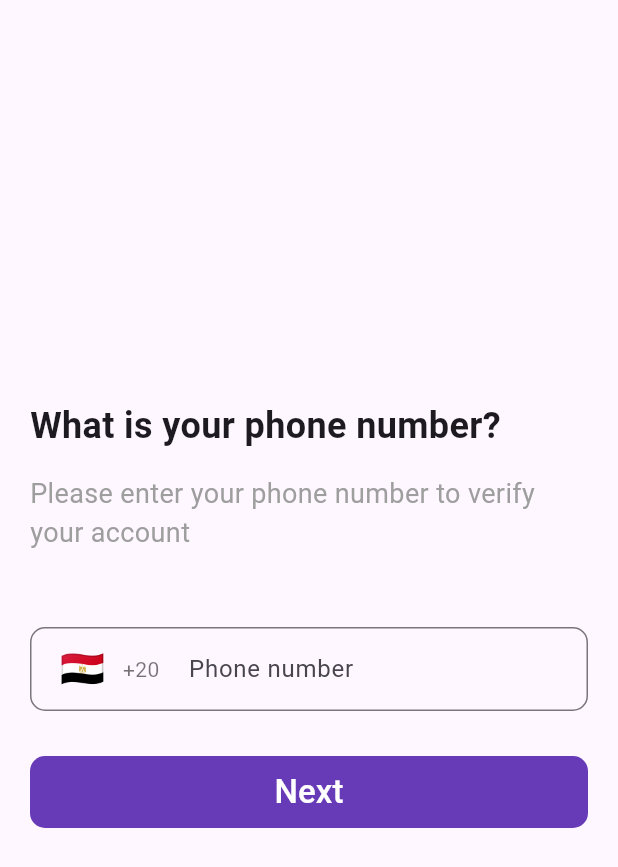
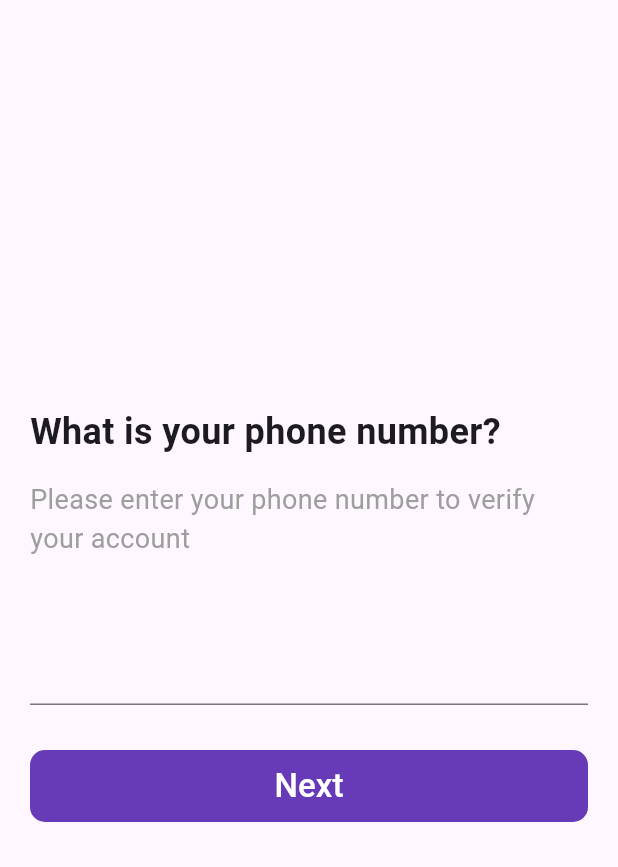
Before and after one commit to elsaraff/maps_chat_application, a Flutter app: the screen it shows after launch, on a phone screen of 412 x 824 dp. Shown: the top 867 px of the screen. Run offline on Flutter 3.47's test engine with Material 3 defaults, Android fonts, the phone set to English and light mode, and no system bars; drawn by our look-alikes of intl_phone_number_input; our stand-ins replace bloc, cloud_firestore, conditional_builder_null_safety, dio, firebase_auth, firebase_core and 10 more; missing offline and left inert: flutter_polyline_points; accounts and stored records are empty.

Commit message:
updates&fixes

```diff
--- a/lib/chats/chat_details_screen.dart
+++ b/lib/chats/chat_details_screen.dart
@@ -81,8 +81,8 @@ class ChatDetailsScreen extends StatelessWidget {
                                         AppCubit.get(context).messages.length,
                                   ),
                                 ),
-                            fallback: (context) => Expanded(
-                                    child: Column(children: const [
+                            fallback: (context) => const Expanded(
+                                    child: Column(children: [
                                   Spacer(),
                                   Center(
                                       child: Text('Start Chat...',
--- a/lib/screens/login_screen.dart
+++ b/lib/screens/login_screen.dart
@@ -4,18 +4,15 @@ import 'package:flutter_maps/shared/functions.dart';
 import 'package:flutter_maps/phone_auth_cubit/phone_auth_cubit.dart';
 import 'package:flutter_maps/phone_auth_cubit/phone_auth_states.dart';
 import 'package:flutter_maps/screens/otp_screen.dart';
-import 'package:intl_phone_number_input/intl_phone_number_input.dart';
 
 // https://receivesms.cc/      to Receive SMS online
 
 final TextEditingController phoneNumberController = TextEditingController();
 
-PhoneNumber number = PhoneNumber(isoCode: 'EG');
-
 class LoginScreen extends StatelessWidget {
   final formKey = GlobalKey<FormState>();
 
-  LoginScreen({Key? key}) : super(key: key);
+  LoginScreen({super.key});
 
   @override
   Widget build(BuildContext context) {
@@ -58,23 +55,12 @@ class LoginScreen extends StatelessWidget {
                       style: TextStyle(fontSize: 18, color: Colors.grey),
                     ),
                     const SizedBox(height: 50.0),
-                    InternationalPhoneNumberInput(
-                      inputBorder: OutlineInputBorder(
-                          borderRadius: BorderRadius.circular(10.0)),
-                      textFieldController: phoneNumberController,
-                      keyboardType: const TextInputType.numberWithOptions(
-                        signed: false,
-                        decimal: false,
-                      ),
-                      initialValue: number,
-                      selectorConfig: const SelectorConfig(
-                          selectorType: PhoneInputSelectorType.BOTTOM_SHEET,
-                          setSelectorButtonAsPrefixIcon: true,
-                          useEmoji: true),
-                      onInputChanged: (PhoneNumber number) {
-                        finalPhoneNumber = number.phoneNumber.toString();
+                    TextFormField(
+                      controller: phoneNumberController,
+                      keyboardType: TextInputType.phone,
+                      onChanged: (c) {
+                        finalPhoneNumber = c;
                       },
-                      selectorTextStyle: const TextStyle(color: Colors.black54),
                     ),
                     const SizedBox(height: 30.0),
                     Container(
@@ -85,6 +71,7 @@ class LoginScreen extends StatelessWidget {
                       child: TextButton(
                         onPressed: () {
                           if (formKey.currentState!.validate()) {
+                            //https://stackoverflow.com/questions/64952016/firebase-phone-authentication-is-not-working-on-android-real-device
                             debugPrint(finalPhoneNumber.toString());
                             cubit.submitPhoneNumber(finalPhoneNumber!);
                           }
```
Also changed, not shown: pubspec.yaml (+21 -20 lines), pubspec.lock, 4 other files.
